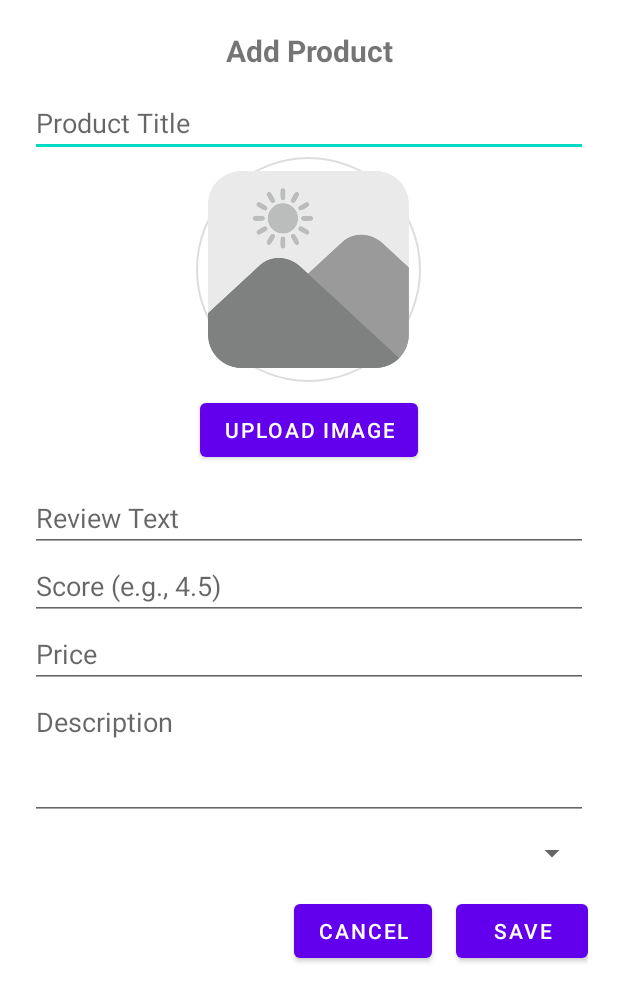
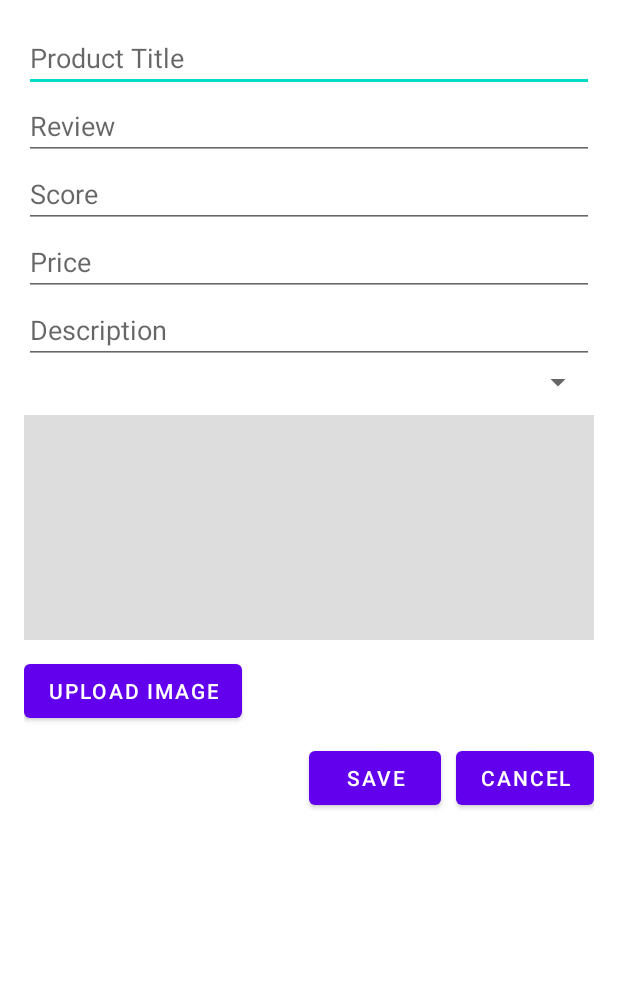
Before and after one commit to gshiv23/OnlineShop, an Android app: the layout dialog_add_product.xml on its own in the app's theme, with its tools: preview values and no code run, on a phone screen of 412 x 824 dp. Shown: the top 1002 px of the screen. Run offline under Robolectric (Android 15) with nearby library versions, the phone set to English and light mode, and no system bars.

Commit message:
Update dialog_add_product.xml

```diff
--- a/app/src/main/res/layout/dialog_add_product.xml
+++ b/app/src/main/res/layout/dialog_add_product.xml
@@ -2,23 +2,12 @@
 <ScrollView xmlns:android="http://schemas.android.com/apk/res/android"
     android:layout_width="match_parent"
     android:layout_height="wrap_content"
-    android:padding="20dp"
-    android:background="@android:color/white">
+    android:padding="16dp">
 
     <LinearLayout
         android:orientation="vertical"
         android:layout_width="match_parent"
         android:layout_height="wrap_content">
-
-        <TextView
-            android:id="@+id/dialogTitle"
-            android:layout_width="match_parent"
-            android:layout_height="wrap_content"
-            android:text="Add Product"
-            android:textStyle="bold"
-            android:textSize="20sp"
-            android:gravity="center"
-            android:paddingBottom="12dp"/>
 
         <EditText
             android:id="@+id/etTitle"
@@ -26,37 +15,17 @@
             android:layout_height="wrap_content"
             android:hint="Product Title" />
 
-        <ImageView
-            android:id="@+id/ivProductImage"
-            android:layout_width="150dp"
-            android:layout_height="150dp"
-            android:layout_gravity="center_horizontal"
-            android:scaleType="centerCrop"
-            android:src="@drawable/ic_placeholder"
-            android:background="@drawable/circle_white_bg"
-            android:padding="8dp"
-            android:contentDescription="Product Image"
-            android:layout_marginBottom="8dp"/>
-
-        <Button
-            android:id="@+id/btnUploadImage"
-            android:layout_width="wrap_content"
-            android:layout_height="wrap_content"
-            android:text="Upload Image"
-            android:layout_gravity="center_horizontal"
-            android:layout_marginBottom="12dp" />
-
         <EditText
             android:id="@+id/etReview"
             android:layout_width="match_parent"
             android:layout_height="wrap_content"
-            android:hint="Review Text" />
+            android:hint="Review" />
 
         <EditText
             android:id="@+id/etScore"
             android:layout_width="match_parent"
             android:layout_height="wrap_content"
-            android:hint="Score (e.g., 4.5)"
+            android:hint="Score"
             android:inputType="numberDecimal" />
 
         <EditText
@@ -70,36 +39,47 @@
             android:id="@+id/etDescription"
             android:layout_width="match_parent"
             android:layout_height="wrap_content"
-            android:hint="Description"
-            android:minLines="3"
-            android:gravity="top"
-            android:inputType="textMultiLine" />
+            android:hint="Description" />
 
         <Spinner
             android:id="@+id/spinnerCategory"
             android:layout_width="match_parent"
+            android:layout_height="wrap_content" />
+
+        <ImageView
+            android:id="@+id/ivProductImage"
+            android:layout_width="match_parent"
+            android:layout_height="150dp"
+            android:scaleType="centerCrop"
+            android:layout_marginTop="10dp"
+            android:background="#DDD" />
+
+        <Button
+            android:id="@+id/btnUploadImage"
+            android:layout_width="wrap_content"
             android:layout_height="wrap_content"
+            android:text="Upload Image"
             android:layout_marginTop="10dp" />
 
         <LinearLayout
+            android:orientation="horizontal"
             android:layout_width="match_parent"
             android:layout_height="wrap_content"
-            android:orientation="horizontal"
-            android:layout_marginTop="16dp"
-            android:gravity="end">
+            android:gravity="end"
+            android:layout_marginTop="10dp">
+
+            <Button
+                android:id="@+id/btnSave"
+                android:text="Save"
+                android:layout_width="wrap_content"
+                android:layout_height="wrap_content" />
 
             <Button
                 android:id="@+id/btnCancel"
+                android:text="Cancel"
                 android:layout_width="wrap_content"
                 android:layout_height="wrap_content"
-                android:text="Cancel" />
-
-            <Button
-                android:id="@+id/btnSave"
-                android:layout_width="wrap_content"
-                android:layout_height="wrap_content"
-                android:text="Save"
-                android:layout_marginStart="16dp" />
+                android:layout_marginStart="10dp" />
         </LinearLayout>
 
     </LinearLayout>
```
